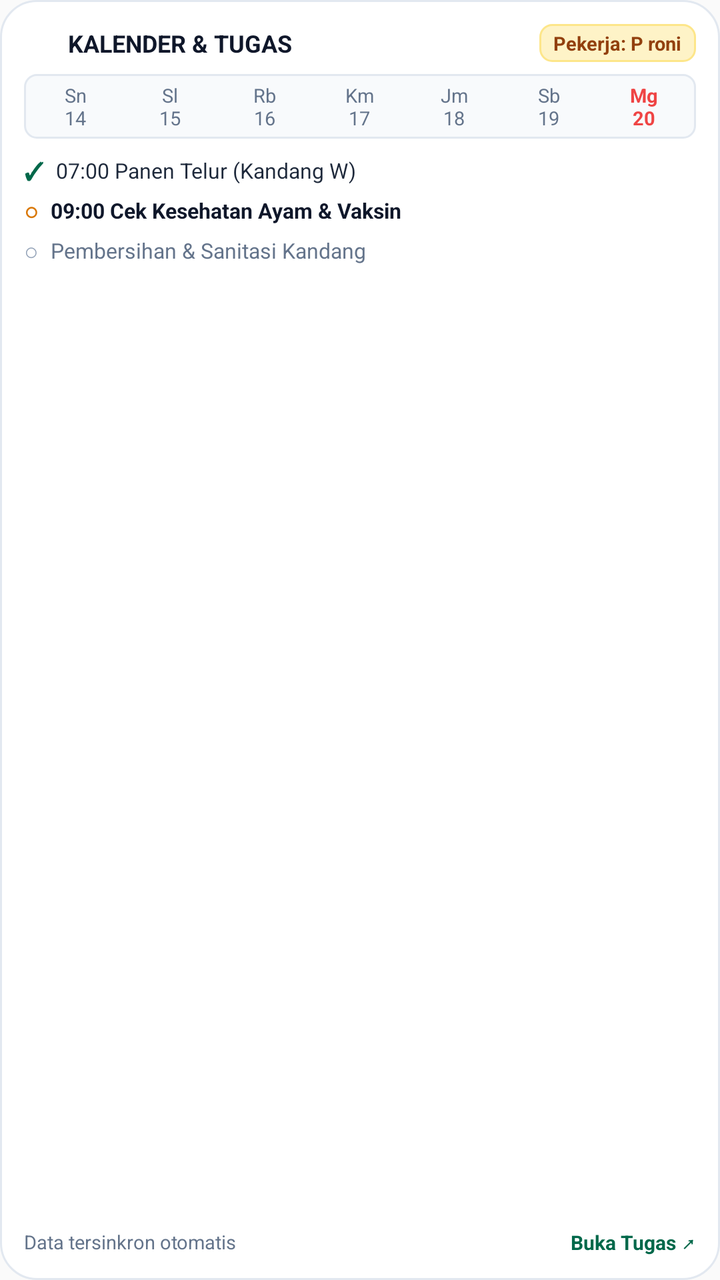
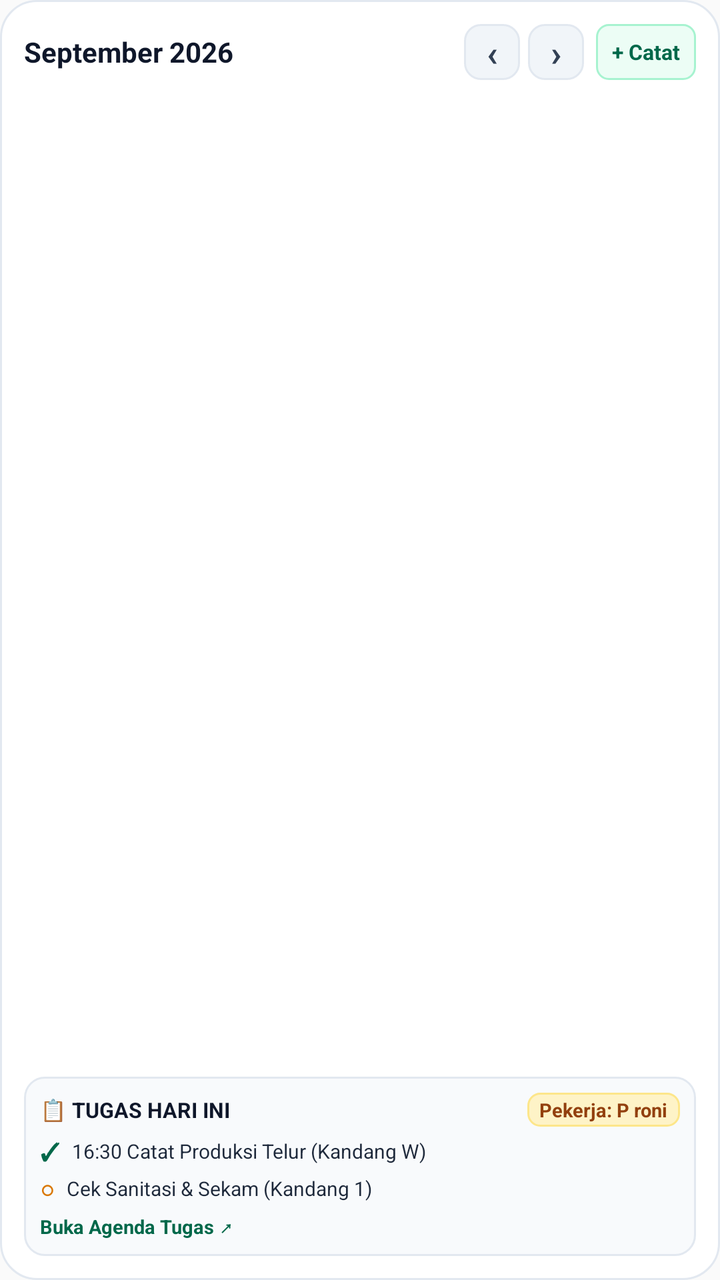

Before-and-after screenshots of an Android layout around one commit, followed by the original layout XML and the change that was made.
<!-- AndroidManifest.xml: application theme AppTheme -->
<!-- res/layout/widget_calendar.xml -->
<?xml version="1.0" encoding="utf-8"?>
<LinearLayout xmlns:android="http://schemas.android.com/apk/res/android"
    android:id="@+id/widget_calendar_root"
    android:layout_width="match_parent"
    android:layout_height="match_parent"
    android:background="@drawable/widget_bg_card_white"
    android:orientation="vertical"
    android:padding="12dp">

    
    <LinearLayout
        android:layout_width="match_parent"
        android:layout_height="wrap_content"
        android:gravity="center_vertical"
        android:orientation="horizontal">

        <ImageView
            android:layout_width="16dp"
            android:layout_height="16dp"
            android:src="@mipmap/ic_launcher" />

        <TextView
            android:id="@+id/widget_calendar_title"
            android:layout_width="0dp"
            android:layout_height="wrap_content"
            android:layout_marginStart="6dp"
            android:layout_weight="1"
            android:ellipsize="end"
            android:maxLines="1"
            android:text="KALENDER &amp; TUGAS"
            android:textColor="#0F172A"
            android:textSize="12sp"
            android:textStyle="bold" />

        <TextView
            android:id="@+id/widget_calendar_worker"
            android:layout_width="wrap_content"
            android:layout_height="wrap_content"
            android:background="@drawable/widget_badge_amber"
            android:paddingHorizontal="7dp"
            android:paddingVertical="3dp"
            android:text="Pekerja: P roni"
            android:textColor="#92400E"
            android:textSize="9.5sp"
            android:textStyle="bold" />
    </LinearLayout>

    
    <LinearLayout
        android:id="@+id/widget_days_row"
        android:layout_width="match_parent"
        android:layout_height="wrap_content"
        android:layout_marginTop="6dp"
        android:background="@drawable/widget_badge_subtle"
        android:gravity="center"
        android:orientation="horizontal"
        android:paddingHorizontal="2dp"
        android:paddingVertical="4dp">

        <TextView
            android:id="@+id/day_0"
            android:layout_width="0dp"
            android:layout_height="wrap_content"
            android:layout_weight="1"
            android:gravity="center"
            android:text="Sn\n14"
            android:textColor="#64748B"
            android:textSize="9.5sp" />

        <TextView
            android:id="@+id/day_1"
            android:layout_width="0dp"
            android:layout_height="wrap_content"
            android:layout_weight="1"
            android:gravity="center"
            android:text="Sl\n15"
            android:textColor="#64748B"
            android:textSize="9.5sp" />

        <TextView
            android:id="@+id/day_2"
            android:layout_width="0dp"
            android:layout_height="wrap_content"
            android:layout_weight="1"
            android:gravity="center"
            android:text="Rb\n16"
            android:textColor="#64748B"
            android:textSize="9.5sp" />

        <TextView
            android:id="@+id/day_3"
            android:layout_width="0dp"
            android:layout_height="wrap_content"
            android:layout_weight="1"
            android:gravity="center"
            android:text="Km\n17"
            android:textColor="#64748B"
            android:textSize="9.5sp" />

        <TextView
            android:id="@+id/day_4"
            android:layout_width="0dp"
            android:layout_height="wrap_content"
            android:layout_weight="1"
            android:gravity="center"
            android:text="Jm\n18"
            android:textColor="#64748B"
            android:textSize="9.5sp" />

        <TextView
            android:id="@+id/day_5"
            android:layout_width="0dp"
            android:layout_height="wrap_content"
            android:layout_weight="1"
            android:gravity="center"
            android:text="Sb\n19"
            android:textColor="#64748B"
            android:textSize="9.5sp" />

        <TextView
            android:id="@+id/day_6"
            android:layout_width="0dp"
            android:layout_height="wrap_content"
            android:layout_weight="1"
            android:gravity="center"
            android:text="Mg\n20"
            android:textColor="#EF4444"
            android:textSize="9.5sp"
            android:textStyle="bold" />
    </LinearLayout>

    
    <LinearLayout
        android:layout_width="match_parent"
        android:layout_height="0dp"
        android:layout_marginTop="6dp"
        android:layout_weight="1"
        android:orientation="vertical">

        
        <LinearLayout
            android:layout_width="match_parent"
            android:layout_height="wrap_content"
            android:layout_marginVertical="1.5dp"
            android:gravity="center_vertical"
            android:orientation="horizontal">

            <TextView
                android:id="@+id/task_check_1"
                android:layout_width="wrap_content"
                android:layout_height="wrap_content"
                android:text="✓"
                android:textColor="#00684A"
                android:textSize="12sp"
                android:textStyle="bold" />

            <TextView
                android:id="@+id/task_text_1"
                android:layout_width="0dp"
                android:layout_height="wrap_content"
                android:layout_marginStart="6dp"
                android:layout_weight="1"
                android:ellipsize="end"
                android:maxLines="1"
                android:text="07:00 Panen Telur (Kandang W)"
                android:textColor="#1E293B"
                android:textSize="10.5sp" />
        </LinearLayout>

        
        <LinearLayout
            android:layout_width="match_parent"
            android:layout_height="wrap_content"
            android:layout_marginVertical="1.5dp"
            android:gravity="center_vertical"
            android:orientation="horizontal">

            <TextView
                android:id="@+id/task_check_2"
                android:layout_width="wrap_content"
                android:layout_height="wrap_content"
                android:text="○"
                android:textColor="#D97706"
                android:textSize="12sp"
                android:textStyle="bold" />

            <TextView
                android:id="@+id/task_text_2"
                android:layout_width="0dp"
                android:layout_height="wrap_content"
                android:layout_marginStart="6dp"
                android:layout_weight="1"
                android:ellipsize="end"
                android:maxLines="1"
                android:text="09:00 Cek Kesehatan Ayam &amp; Vaksin"
                android:textColor="#0F172A"
                android:textSize="10.5sp"
                android:textStyle="bold" />
        </LinearLayout>

        
        <LinearLayout
            android:layout_width="match_parent"
            android:layout_height="wrap_content"
            android:layout_marginVertical="1.5dp"
            android:gravity="center_vertical"
            android:orientation="horizontal">

            <TextView
                android:id="@+id/task_check_3"
                android:layout_width="wrap_content"
                android:layout_height="wrap_content"
                android:text="○"
                android:textColor="#94A3B8"
                android:textSize="12sp" />

            <TextView
                android:id="@+id/task_text_3"
                android:layout_width="0dp"
                android:layout_height="wrap_content"
                android:layout_marginStart="6dp"
                android:layout_weight="1"
                android:ellipsize="end"
                android:maxLines="1"
                android:text="Pembersihan &amp; Sanitasi Kandang"
                android:textColor="#64748B"
                android:textSize="10.5sp" />
        </LinearLayout>
    </LinearLayout>

    
    <LinearLayout
        android:layout_width="match_parent"
        android:layout_height="wrap_content"
        android:gravity="center_vertical"
        android:orientation="horizontal">

        <TextView
            android:id="@+id/widget_calendar_footer"
            android:layout_width="0dp"
            android:layout_height="wrap_content"
            android:layout_weight="1"
            android:text="Data tersinkron otomatis"
            android:textColor="#64748B"
            android:textSize="9.5sp" />

        <TextView
            android:layout_width="wrap_content"
            android:layout_height="wrap_content"
            android:text="Buka Tugas ↗"
            android:textColor="#00684A"
            android:textSize="10sp"
            android:textStyle="bold" />
    </LinearLayout>

</LinearLayout>
<!-- resources referenced by this layout -->
<resources>
  <!-- drawable widget_badge_amber (drawable) -->
  <?xml version="1.0" encoding="utf-8"?>
  <shape xmlns:android="http://schemas.android.com/apk/res/android"
      android:shape="rectangle">
      <solid android:color="#FEF3C7" />
      <corners android:radius="6dp" />
      <stroke
          android:width="1dp"
          android:color="#FDE68A" />
  </shape>
  <!-- drawable widget_badge_subtle (drawable) -->
  <?xml version="1.0" encoding="utf-8"?>
  <shape xmlns:android="http://schemas.android.com/apk/res/android"
      android:shape="rectangle">
      <solid android:color="#F8FAFC" />
      <corners android:radius="6dp" />
      <stroke
          android:width="1dp"
          android:color="#E2E8F0" />
  </shape>
  <!-- drawable widget_bg_card_white (drawable) -->
  <?xml version="1.0" encoding="utf-8"?>
  <shape xmlns:android="http://schemas.android.com/apk/res/android"
      android:shape="rectangle">
      <solid android:color="#FFFFFF" />
      <corners android:radius="18dp" />
      <stroke
          android:width="1dp"
          android:color="#E2E8F0" />
  </shape>
  <!-- mipmap ic_launcher (mipmap-anydpi-v26) -->
  <?xml version="1.0" encoding="utf-8"?>
  <adaptive-icon xmlns:android="http://schemas.android.com/apk/res/android">
      <background android:drawable="@color/ic_launcher_background"/>
      <foreground android:drawable="@mipmap/ic_launcher_foreground"/>
  </adaptive-icon>
  <style name="AppTheme" parent="Theme.AppCompat.Light.DarkActionBar">
          
          <item name="colorPrimary">@color/colorPrimary</item>
          <item name="colorPrimaryDark">@color/colorPrimaryDark</item>
          <item name="colorAccent">@color/colorAccent</item>
      </style>
  <color name="ic_launcher_background">#FFFFFF</color>
</resources>

<!-- the commit's change to res/layout/widget_calendar.xml (unified diff, before → after) -->
@@ -14,134 +14,107 @@
         android:gravity="center_vertical"
         android:orientation="horizontal">
 
-        <ImageView
-            android:layout_width="16dp"
-            android:layout_height="16dp"
-            android:src="@mipmap/ic_launcher" />
-
         <TextView
-            android:id="@+id/widget_calendar_title"
+            android:id="@+id/widget_calendar_month"
             android:layout_width="0dp"
             android:layout_height="wrap_content"
-            android:layout_marginStart="6dp"
             android:layout_weight="1"
-            android:ellipsize="end"
-            android:maxLines="1"
-            android:text="KALENDER &amp; TUGAS"
+            android:text="September 2026"
             android:textColor="#0F172A"
-            android:textSize="12sp"
+            android:textSize="14sp"
             android:textStyle="bold" />
 
+        
         <TextView
-            android:id="@+id/widget_calendar_worker"
+            android:id="@+id/btn_cal_prev"
+            android:layout_width="28dp"
+            android:layout_height="28dp"
+            android:background="@drawable/widget_tab_inactive_bg"
+            android:gravity="center"
+            android:text="‹"
+            android:textColor="#334155"
+            android:textSize="18sp"
+            android:textStyle="bold" />
+
+        
+        <TextView
+            android:id="@+id/btn_cal_next"
+            android:layout_width="28dp"
+            android:layout_height="28dp"
+            android:layout_marginStart="4dp"
+            android:background="@drawable/widget_tab_inactive_bg"
+            android:gravity="center"
+            android:text="›"
+            android:textColor="#334155"
+            android:textSize="18sp"
+            android:textStyle="bold" />
+
+        
+        <TextView
+            android:id="@+id/btn_cal_add"
             android:layout_width="wrap_content"
-            android:layout_height="wrap_content"
-            android:background="@drawable/widget_badge_amber"
-            android:paddingHorizontal="7dp"
-            android:paddingVertical="3dp"
-            android:text="Pekerja: P roni"
-            android:textColor="#92400E"
-            android:textSize="9.5sp"
+            android:layout_height="28dp"
+            android:layout_marginStart="6dp"
+            android:background="@drawable/widget_badge_emerald"
+            android:gravity="center"
+            android:paddingHorizontal="8dp"
+            android:text="+ Catat"
+            android:textColor="#00684A"
+            android:textSize="10.5sp"
             android:textStyle="bold" />
     </LinearLayout>
 
     
-    <LinearLayout
-        android:id="@+id/widget_days_row"
+    <ImageView
+        android:id="@+id/widget_calendar_image"
         android:layout_width="match_parent"
-        android:layout_height="wrap_content"
-        android:layout_marginTop="6dp"
-        android:background="@drawable/widget_badge_subtle"
-        android:gravity="center"
-        android:orientation="horizontal"
-        android:paddingHorizontal="2dp"
-        android:paddingVertical="4dp">
-
-        <TextView
-            android:id="@+id/day_0"
-            android:layout_width="0dp"
-            android:layout_height="wrap_content"
-            android:layout_weight="1"
-            android:gravity="center"
-            android:text="Sn\n14"
-            android:textColor="#64748B"
-            android:textSize="9.5sp" />
-
-        <TextView
-            android:id="@+id/day_1"
-            android:layout_width="0dp"
-            android:layout_height="wrap_content"
-            android:layout_weight="1"
-            android:gravity="center"
-            android:text="Sl\n15"
-            android:textColor="#64748B"
-            android:textSize="9.5sp" />
-
-        <TextView
-            android:id="@+id/day_2"
-            android:layout_width="0dp"
-            android:layout_height="wrap_content"
-            android:layout_weight="1"
-            android:gravity="center"
-            android:text="Rb\n16"
-            android:textColor="#64748B"
-            android:textSize="9.5sp" />
-
-        <TextView
-            android:id="@+id/day_3"
-            android:layout_width="0dp"
-            android:layout_height="wrap_content"
-            android:layout_weight="1"
-            android:gravity="center"
-            android:text="Km\n17"
-            android:textColor="#64748B"
-            android:textSize="9.5sp" />
-
-        <TextView
-            android:id="@+id/day_4"
-            android:layout_width="0dp"
-            android:layout_height="wrap_content"
-            android:layout_weight="1"
-            android:gravity="center"
-            android:text="Jm\n18"
-            android:textColor="#64748B"
-            android:textSize="9.5sp" />
-
-        <TextView
-            android:id="@+id/day_5"
-            android:layout_width="0dp"
-            android:layout_height="wrap_content"
-            android:layout_weight="1"
-            android:gravity="center"
-            android:text="Sb\n19"
-            android:textColor="#64748B"
-            android:textSize="9.5sp" />
-
-        <TextView
-            android:id="@+id/day_6"
-            android:layout_width="0dp"
-            android:layout_height="wrap_content"
-            android:layout_weight="1"
-            android:gravity="center"
-            android:text="Mg\n20"
-            android:textColor="#EF4444"
-            android:textSize="9.5sp"
-            android:textStyle="bold" />
-    </LinearLayout>
+        android:layout_height="0dp"
+        android:layout_marginVertical="6dp"
+        android:layout_weight="1.6"
+        android:scaleType="fitXY" />
 
     
     <LinearLayout
+        android:id="@+id/widget_calendar_task_card"
         android:layout_width="match_parent"
-        android:layout_height="0dp"
-        android:layout_marginTop="6dp"
-        android:layout_weight="1"
-        android:orientation="vertical">
+        android:layout_height="wrap_content"
+        android:background="@drawable/widget_metric_box_bg"
+        android:orientation="vertical"
+        android:padding="8dp">
+
+        <LinearLayout
+            android:layout_width="match_parent"
+            android:layout_height="wrap_content"
+            android:gravity="center_vertical"
+            android:orientation="horizontal">
+
+            <TextView
+                android:layout_width="0dp"
+                android:layout_height="wrap_content"
+                android:layout_weight="1"
+                android:text="📋 TUGAS HARI INI"
+                android:textColor="#0F172A"
+                android:textSize="10.5sp"
+                android:textStyle="bold" />
+
+            <TextView
+                android:id="@+id/widget_calendar_worker"
+                android:layout_width="wrap_content"
+                android:layout_height="wrap_content"
+                android:background="@drawable/widget_badge_amber"
+                android:paddingHorizontal="6dp"
+                android:paddingVertical="2dp"
+                android:text="Pekerja: P roni"
+                android:textColor="#92400E"
+                android:textSize="9.5sp"
+                android:textStyle="bold" />
+        </LinearLayout>
 
         
         <LinearLayout
             android:layout_width="match_parent"
             android:layout_height="wrap_content"
-            android:layout_marginVertical="1.5dp"
+            android:layout_marginTop="4dp"
             android:gravity="center_vertical"
             android:orientation="horizontal">
 
@@ -162,16 +135,16 @@
                 android:layout_weight="1"
                 android:ellipsize="end"
                 android:maxLines="1"
-                android:text="07:00 Panen Telur (Kandang W)"
+                android:text="16:30 Catat Produksi Telur (Kandang W)"
                 android:textColor="#1E293B"
-                android:textSize="10.5sp" />
+                android:textSize="10sp" />
         </LinearLayout>
 
         
         <LinearLayout
             android:layout_width="match_parent"
             android:layout_height="wrap_content"
-            android:layout_marginVertical="1.5dp"
+            android:layout_marginTop="2dp"
             android:gravity="center_vertical"
             android:orientation="horizontal">
 
@@ -192,64 +165,19 @@
                 android:layout_weight="1"
                 android:ellipsize="end"
                 android:maxLines="1"
-                android:text="09:00 Cek Kesehatan Ayam &amp; Vaksin"
-                android:textColor="#0F172A"
-                android:textSize="10.5sp"
-                android:textStyle="bold" />
+                android:text="Cek Sanitasi &amp; Sekam (Kandang 1)"
+                android:textColor="#1E293B"
+                android:textSize="10sp" />
         </LinearLayout>
 
         
-        <LinearLayout
-            android:layout_width="match_parent"
-            android:layout_height="wrap_content"
-            android:layout_marginVertical="1.5dp"
-            android:gravity="center_vertical"
-            android:orientation="horizontal">
-
-            <TextView
-                android:id="@+id/task_check_3"
-                android:layout_width="wrap_content"
-                android:layout_height="wrap_content"
-                android:text="○"
-                android:textColor="#94A3B8"
-                android:textSize="12sp" />
-
-            <TextView
-                android:id="@+id/task_text_3"
-                android:layout_width="0dp"
-                android:layout_height="wrap_content"
-                android:layout_marginStart="6dp"
-                android:layout_weight="1"
-                android:ellipsize="end"
-                android:maxLines="1"
-                android:text="Pembersihan &amp; Sanitasi Kandang"
-                android:textColor="#64748B"
-                android:textSize="10.5sp" />
-        </LinearLayout>
-    </LinearLayout>
-
-    
-    <LinearLayout
-        android:layout_width="match_parent"
-        android:layout_height="wrap_content"
-        android:gravity="center_vertical"
-        android:orientation="horizontal">
-
-        <TextView
-            android:id="@+id/widget_calendar_footer"
-            android:layout_width="0dp"
-            android:layout_height="wrap_content"
-            android:layout_weight="1"
-            android:text="Data tersinkron otomatis"
-            android:textColor="#64748B"
-            android:textSize="9.5sp" />
-
         <TextView
             android:layout_width="wrap_content"
             android:layout_height="wrap_content"
-            android:text="Buka Tugas ↗"
+            android:layout_marginTop="4dp"
+            android:text="Buka Agenda Tugas ↗"
             android:textColor="#00684A"
-            android:textSize="10sp"
+            android:textSize="9.5sp"
             android:textStyle="bold" />
     </LinearLayout>
 
<!-- resource entries referenced after the edit -->
@@ -10,15 +10,15 @@
           android:width="1dp"
           android:color="#FDE68A" />
   </shape>
-  <!-- drawable widget_badge_subtle (drawable) -->
+  <!-- drawable widget_badge_emerald (drawable) -->
   <?xml version="1.0" encoding="utf-8"?>
   <shape xmlns:android="http://schemas.android.com/apk/res/android"
       android:shape="rectangle">
-      <solid android:color="#F8FAFC" />
+      <solid android:color="#ECFDF5" />
       <corners android:radius="6dp" />
       <stroke
           android:width="1dp"
-          android:color="#E2E8F0" />
+          android:color="#A7F3D0" />
   </shape>
   <!-- drawable widget_bg_card_white (drawable) -->
   <?xml version="1.0" encoding="utf-8"?>
@@ -30,18 +30,31 @@
           android:width="1dp"
           android:color="#E2E8F0" />
   </shape>
-  <!-- mipmap ic_launcher (mipmap-anydpi-v26) -->
+  <!-- drawable widget_metric_box_bg (drawable) -->
   <?xml version="1.0" encoding="utf-8"?>
-  <adaptive-icon xmlns:android="http://schemas.android.com/apk/res/android">
-      <background android:drawable="@color/ic_launcher_background"/>
-      <foreground android:drawable="@mipmap/ic_launcher_foreground"/>
-  </adaptive-icon>
+  <shape xmlns:android="http://schemas.android.com/apk/res/android"
+      android:shape="rectangle">
+      <solid android:color="#F8FAFC" />
+      <corners android:radius="10dp" />
+      <stroke
+          android:width="1dp"
+          android:color="#E2E8F0" />
+  </shape>
+  <!-- drawable widget_tab_inactive_bg (drawable) -->
+  <?xml version="1.0" encoding="utf-8"?>
+  <shape xmlns:android="http://schemas.android.com/apk/res/android"
+      android:shape="rectangle">
+      <solid android:color="#F1F5F9" />
+      <corners android:radius="8dp" />
+      <stroke
+          android:width="1dp"
+          android:color="#E2E8F0" />
+  </shape>
   <style name="AppTheme" parent="Theme.AppCompat.Light.DarkActionBar">
           
           <item name="colorPrimary">@color/colorPrimary</item>
           <item name="colorPrimaryDark">@color/colorPrimaryDark</item>
           <item name="colorAccent">@color/colorAccent</item>
       </style>
-  <color name="ic_launcher_background">#FFFFFF</color>
 </resources>
 
